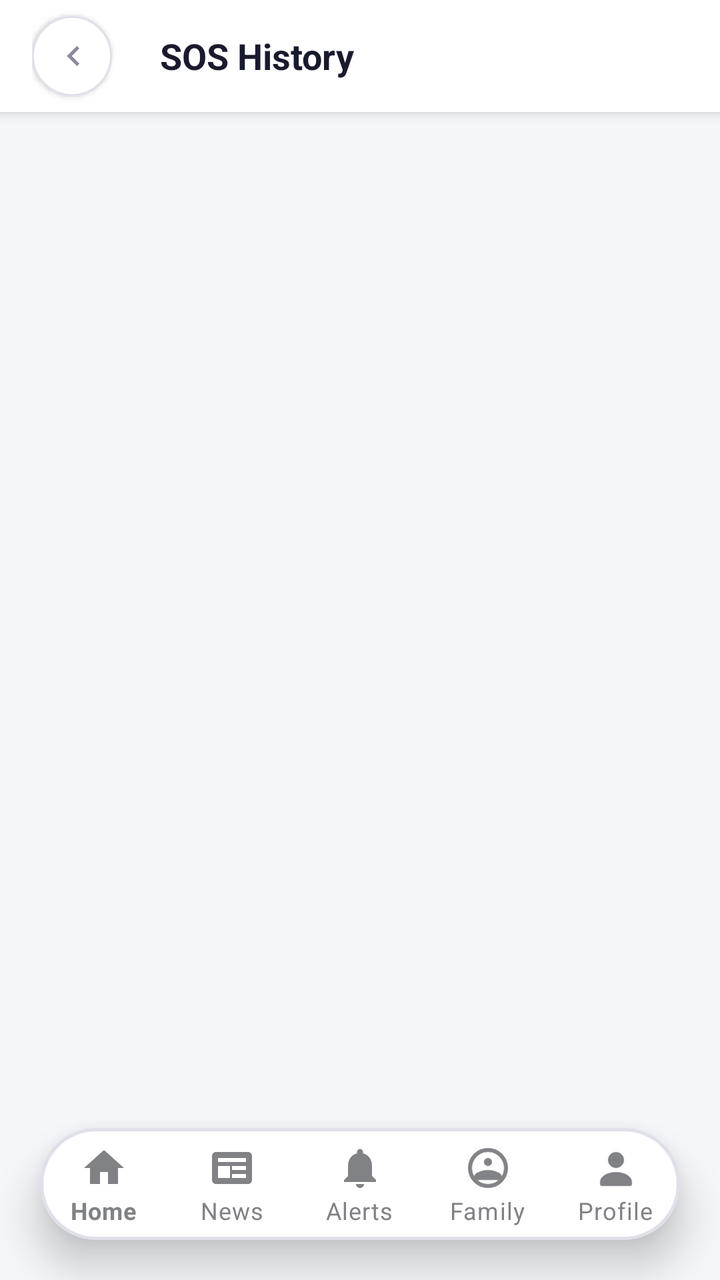
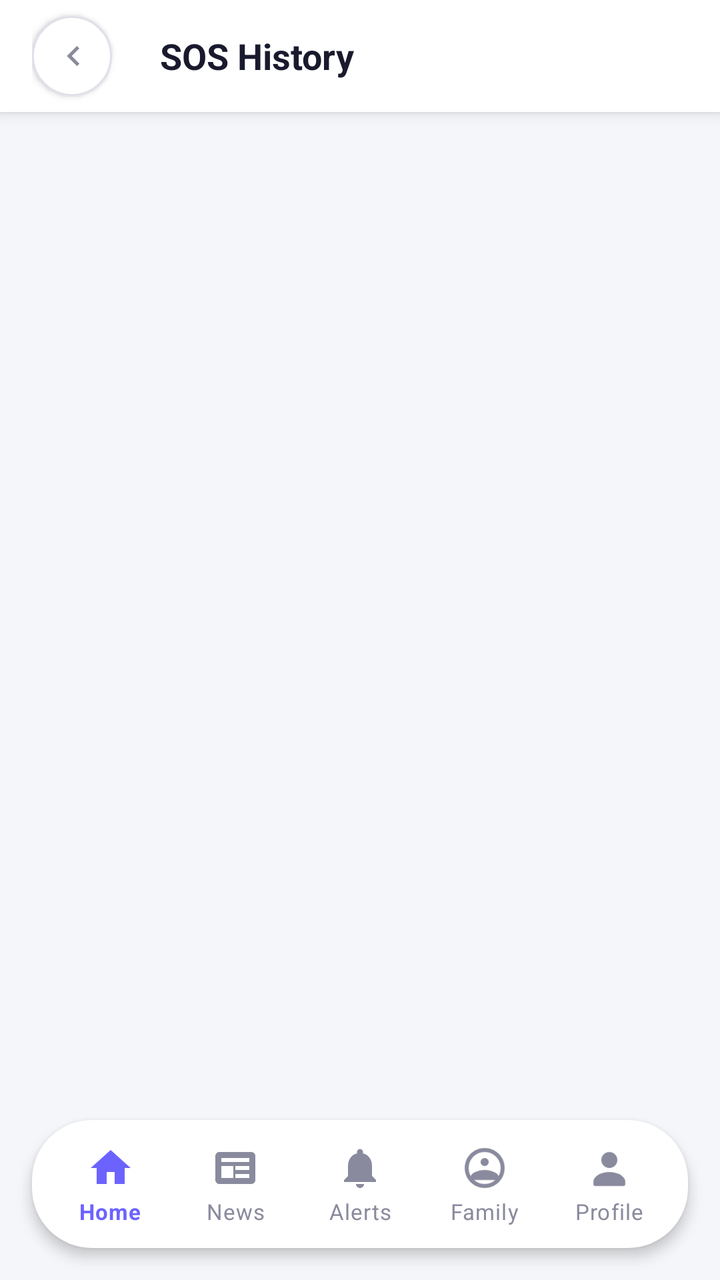

The first picture is an Android layout as it rendered before a commit; the second is the same layout after the commit. The layout source and the unified diff follow.
<!-- AndroidManifest.xml: application theme Theme.EmergencySOSApp -->
<!-- res/layout/activity_sos_history.xml -->
<?xml version="1.0" encoding="utf-8"?>
<RelativeLayout xmlns:android="http://schemas.android.com/apk/res/android"
    xmlns:app="http://schemas.android.com/apk/res-auto"
    android:layout_width="match_parent"
    android:layout_height="match_parent"
    android:background="@color/background">

    <com.google.android.material.appbar.MaterialToolbar
        android:id="@+id/toolbar"
        android:layout_width="match_parent"
        android:layout_height="wrap_content"
        android:minHeight="?attr/actionBarSize"
        android:background="@color/white"
        android:elevation="4dp"
        android:paddingHorizontal="16dp">

        <ImageView
            android:id="@+id/btnBack"
            android:layout_width="40dp"
            android:layout_height="40dp"
            android:background="@drawable/bg_circle_white"
            android:contentDescription="Back"
            android:elevation="2dp"
            android:padding="10dp"
            android:rotation="180"
            android:src="@drawable/ic_chevron_right" />

        <TextView
            android:layout_width="wrap_content"
            android:layout_height="wrap_content"
            android:layout_marginStart="24dp"
            android:text="@string/sos_history_title"
            android:textColor="@color/text_dark"
            android:textSize="18sp"
            android:textStyle="bold" />
    </com.google.android.material.appbar.MaterialToolbar>

    <androidx.core.widget.NestedScrollView
        android:id="@+id/historyScrollView"
        android:layout_width="match_parent"
        android:layout_height="match_parent"
        android:layout_below="@id/toolbar"
        android:layout_above="@id/bottomNavigation">

        <LinearLayout
            android:id="@+id/historyContainer"
            android:layout_width="match_parent"
            android:layout_height="wrap_content"
            android:orientation="vertical"
            android:padding="20dp" />

    </androidx.core.widget.NestedScrollView>

    <com.google.android.material.bottomnavigation.BottomNavigationView
        android:id="@+id/bottomNavigation"
        android:layout_width="match_parent"
        android:layout_height="wrap_content"
        android:layout_alignParentBottom="true"
        android:layout_margin="16dp"
        android:background="@drawable/bg_floating_menu"
        app:elevation="12dp"
        app:itemIconTint="@color/m_grey_icon"
        app:itemTextColor="@color/m_grey_icon"
        app:labelVisibilityMode="labeled"
        app:menu="@menu/bottom_nav_menu" />

</RelativeLayout>
<!-- resources referenced by this layout -->
<resources>
  <color name="background">#F5F6F9</color>
  <color name="m_grey_icon">#808285</color>
  <color name="text_dark">#1A1A2E</color>
  <color name="white">#FFFFFF</color>
  <!-- drawable bg_circle_white (drawable) -->
  <?xml version="1.0" encoding="utf-8"?>
  <shape xmlns:android="http://schemas.android.com/apk/res/android"
      android:shape="oval">
      <solid android:color="@color/card_background" />
      <stroke android:width="1dp" android:color="@color/border_gray" />
  </shape>
  <!-- drawable bg_floating_menu (drawable) -->
  <?xml version="1.0" encoding="utf-8"?>
  <inset xmlns:android="http://schemas.android.com/apk/res/android"
      android:insetLeft="4dp"
      android:insetRight="4dp"
      android:insetBottom="4dp"
      android:insetTop="4dp">
      <shape android:shape="rectangle">
          <solid android:color="@color/white" />
          <corners android:radius="32dp" />
          <stroke android:width="1.5dp" android:color="#E0E0EA" />
      </shape>
  </inset>
  <!-- drawable ic_chevron_right (drawable) -->
  <?xml version="1.0" encoding="utf-8"?>
  <vector xmlns:android="http://schemas.android.com/apk/res/android"
      android:width="20dp"
      android:height="20dp"
      android:viewportWidth="24"
      android:viewportHeight="24">
      <path
          android:fillColor="#8A8A9E"
          android:pathData="M9,6l6,6l-6,6l-1.41,-1.41L12.17,12L7.59,7.41z" />
  </vector>
  <string name="sos_history_title">SOS History</string>
  <style name="Theme.EmergencySOSApp" parent="Theme.MaterialComponents.DayNight.NoActionBar">
          <item name="colorPrimary">@color/primary</item>
          <item name="colorPrimaryDark">@color/primary_dark</item>
          <item name="colorAccent">@color/primary</item>
  
          
          <item name="android:statusBarColor">@android:color/transparent</item>
          <item name="android:navigationBarColor">@android:color/transparent</item>
          <item name="android:windowLightStatusBar" tools:targetApi="m">true</item>
          <item name="android:windowLightNavigationBar" tools:targetApi="27">true</item>
      </style>
  <color name="card_background">#FFFFFF</color>
  <color name="border_gray">#E0E0EA</color>
  <color name="primary">#6C63FF</color>
  <color name="primary_dark">#5A52E0</color>
</resources>

<!-- the commit's change to res/layout/activity_sos_history.xml (unified diff, before → after) -->
@@ -53,15 +53,13 @@
 
     <com.google.android.material.bottomnavigation.BottomNavigationView
         android:id="@+id/bottomNavigation"
+        style="@style/App.BottomNavigation"
         android:layout_width="match_parent"
+        android:background="@drawable/bg_bottom_nav"
         android:layout_height="wrap_content"
         android:layout_alignParentBottom="true"
         android:layout_margin="16dp"
-        android:background="@drawable/bg_floating_menu"
-        app:elevation="12dp"
-        app:itemIconTint="@color/m_grey_icon"
-        app:itemTextColor="@color/m_grey_icon"
-        app:labelVisibilityMode="labeled"
+
         app:menu="@menu/bottom_nav_menu" />
 
 </RelativeLayout>
<!-- resource entries referenced after the edit -->
@@ -1,9 +1,24 @@
 <!-- resources referenced by this layout -->
 <resources>
   <color name="background">#F5F6F9</color>
-  <color name="m_grey_icon">#808285</color>
   <color name="text_dark">#1A1A2E</color>
   <color name="white">#FFFFFF</color>
+  <!-- drawable bg_bottom_nav (drawable) -->
+  <?xml version="1.0" encoding="utf-8"?>
+  <shape xmlns:android="http://schemas.android.com/apk/res/android"
+      android:shape="rectangle">
+  
+      <solid android:color="@android:color/white" />
+  
+      <corners android:radius="30dp" />
+  
+      <padding
+          android:left="8dp"
+          android:top="4dp"
+          android:right="8dp"
+          android:bottom="4dp" />
+  
+  </shape>
   <!-- drawable bg_circle_white (drawable) -->
   <?xml version="1.0" encoding="utf-8"?>
   <shape xmlns:android="http://schemas.android.com/apk/res/android"
@@ -13,17 +28,12 @@
   </shape>
   <!-- drawable bg_floating_menu (drawable) -->
   <?xml version="1.0" encoding="utf-8"?>
-  <inset xmlns:android="http://schemas.android.com/apk/res/android"
-      android:insetLeft="4dp"
-      android:insetRight="4dp"
-      android:insetBottom="4dp"
-      android:insetTop="4dp">
-      <shape android:shape="rectangle">
-          <solid android:color="@color/white" />
-          <corners android:radius="32dp" />
-          <stroke android:width="1.5dp" android:color="#E0E0EA" />
-      </shape>
-  </inset>
+  <shape xmlns:android="http://schemas.android.com/apk/res/android"
+      android:shape="rectangle">
+      <solid android:color="@color/white" />
+      <corners android:radius="100dp" />
+      <stroke android:width="1dp" android:color="#F0F2F5" />
+  </shape>
   <!-- drawable ic_chevron_right (drawable) -->
   <?xml version="1.0" encoding="utf-8"?>
   <vector xmlns:android="http://schemas.android.com/apk/res/android"
@@ -36,6 +46,18 @@
           android:pathData="M9,6l6,6l-6,6l-1.41,-1.41L12.17,12L7.59,7.41z" />
   </vector>
   <string name="sos_history_title">SOS History</string>
+  <style name="App.BottomNavigation" parent="Widget.MaterialComponents.BottomNavigationView">
+          <item name="android:layout_height">62dp</item>
+          <item name="itemIconTint">@color/nav_item_color</item>
+          <item name="itemTextColor">@color/nav_item_color</item>
+          <item name="itemRippleColor">@android:color/transparent</item>
+          <item name="labelVisibilityMode">labeled</item>
+          <item name="itemHorizontalTranslationEnabled">false</item>
+          <item name="itemTextAppearanceActive">@style/NavText.Active</item>
+          <item name="itemTextAppearanceInactive">@style/NavText.Inactive</item>
+          <item name="background">@drawable/bg_floating_menu</item>
+          <item name="elevation">4dp</item>
+      </style>
   <style name="Theme.EmergencySOSApp" parent="Theme.MaterialComponents.DayNight.NoActionBar">
           <item name="colorPrimary">@color/primary</item>
           <item name="colorPrimaryDark">@color/primary_dark</item>
@@ -49,7 +71,18 @@
       </style>
   <color name="card_background">#FFFFFF</color>
   <color name="border_gray">#E0E0EA</color>
+  <style name="NavText.Active" parent="TextAppearance.MaterialComponents.Caption">
+          <item name="android:textSize">11sp</item>
+          <item name="android:textStyle">bold</item>
+          <item name="android:textColor">@color/text_dark</item>
+      </style>
+  <style name="NavText.Inactive" parent="TextAppearance.MaterialComponents.Caption">
+          <item name="android:textSize">11sp</item>
+          <item name="android:textStyle">normal</item>
+          <item name="android:textColor">@color/text_gray</item>
+      </style>
   <color name="primary">#6C63FF</color>
   <color name="primary_dark">#5A52E0</color>
+  <color name="text_gray">#8A8A9E</color>
 </resources>
 
